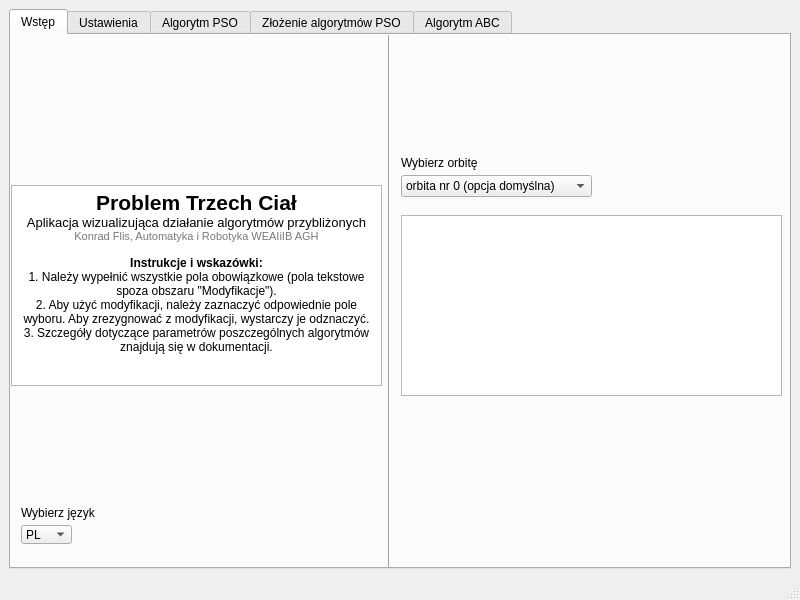
Above: gui_files/TBP_visualisation.ui from konradflis/TBP-GUiIO before the change. Below: the same form after it.
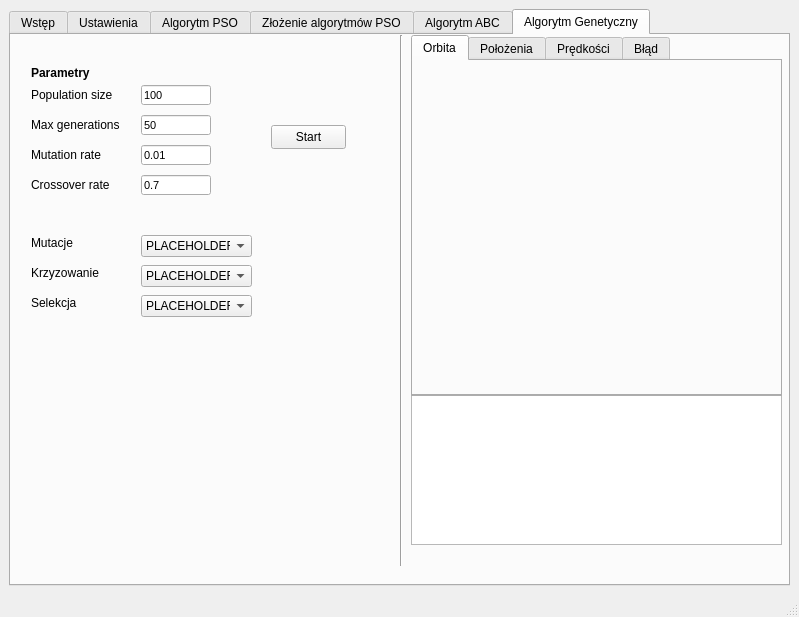
That is the form after the change. The open tabs and pages were chosen to show the change.

Commit message: GUI implementation for the gen_alg

```diff
--- a/gui_files/TBP_visualisation.ui
+++ b/gui_files/TBP_visualisation.ui
@@ -6,8 +6,8 @@
    <rect>
     <x>0</x>
     <y>0</y>
-    <width>800</width>
-    <height>600</height>
+    <width>799</width>
+    <height>617</height>
    </rect>
   </property>
   <property name="windowTitle">
@@ -118,17 +118,20 @@
         </property>
         <property name="html">
          <string>&lt;!DOCTYPE HTML PUBLIC &quot;-//W3C//DTD HTML 4.0//EN&quot; &quot;http://www.w3.org/TR/REC-html40/strict.dtd&quot;&gt;
-&lt;html&gt;&lt;head&gt;&lt;meta name=&quot;qrichtext&quot; content=&quot;1&quot; /&gt;&lt;style type=&quot;text/css&quot;&gt;
+&lt;html&gt;&lt;head&gt;&lt;meta name=&quot;qrichtext&quot; content=&quot;1&quot; /&gt;&lt;meta charset=&quot;utf-8&quot; /&gt;&lt;style type=&quot;text/css&quot;&gt;
 p, li { white-space: pre-wrap; }
-&lt;/style&gt;&lt;/head&gt;&lt;body style=&quot; font-family:'MS Shell Dlg 2'; font-size:7.875pt; font-weight:400; font-style:normal;&quot;&gt;
-&lt;p align=&quot;center&quot; style=&quot; margin-top:0px; margin-bottom:0px; margin-left:0px; margin-right:0px; -qt-block-indent:0; text-indent:0px;&quot;&gt;&lt;span style=&quot; font-family:'Segoe UI'; font-size:16pt; font-weight:696;&quot;&gt;Problem Trzech Ciał&lt;/span&gt;&lt;/p&gt;
-&lt;p align=&quot;center&quot; style=&quot; margin-top:0px; margin-bottom:0px; margin-left:0px; margin-right:0px; -qt-block-indent:0; text-indent:0px;&quot;&gt;&lt;span style=&quot; font-family:'Segoe UI'; font-size:10pt;&quot;&gt;Aplikacja wizualizująca działanie algorytmów przybliżonych&lt;/span&gt;&lt;/p&gt;
-&lt;p align=&quot;center&quot; style=&quot; margin-top:0px; margin-bottom:0px; margin-left:0px; margin-right:0px; -qt-block-indent:0; text-indent:0px;&quot;&gt;&lt;span style=&quot; font-family:'Segoe UI'; font-size:8pt; color:#787878;&quot;&gt;Konrad Flis, Automatyka i Robotyka WEAIiIB AGH&lt;/span&gt;&lt;/p&gt;
-&lt;p style=&quot;-qt-paragraph-type:empty; margin-top:0px; margin-bottom:0px; margin-left:0px; margin-right:0px; -qt-block-indent:0; text-indent:0px; font-family:'Segoe UI'; font-size:8pt; color:#949494;&quot;&gt;&lt;br /&gt;&lt;/p&gt;
-&lt;p align=&quot;center&quot; style=&quot; margin-top:0px; margin-bottom:0px; margin-left:0px; margin-right:0px; -qt-block-indent:0; text-indent:0px;&quot;&gt;&lt;span style=&quot; font-family:'Segoe UI'; font-size:9pt; font-weight:696;&quot;&gt;Instrukcje i wskazówki:&lt;/span&gt;&lt;/p&gt;
-&lt;p align=&quot;center&quot; style=&quot; margin-top:0px; margin-bottom:0px; margin-left:0px; margin-right:0px; -qt-block-indent:0; text-indent:0px;&quot;&gt;&lt;span style=&quot; font-family:'Segoe UI'; font-size:9pt;&quot;&gt;1. Należy wypełnić wszystkie pola obowiązkowe (pola tekstowe spoza obszaru &amp;quot;Modyfikacje&amp;quot;).&lt;/span&gt;&lt;/p&gt;
-&lt;p align=&quot;center&quot; style=&quot; margin-top:0px; margin-bottom:0px; margin-left:0px; margin-right:0px; -qt-block-indent:0; text-indent:0px;&quot;&gt;&lt;span style=&quot; font-family:'Segoe UI'; font-size:9pt;&quot;&gt;2. Aby użyć modyfikacji, należy zaznaczyć odpowiednie pole wyboru. Aby zrezygnować z modyfikacji, wystarczy je odznaczyć.&lt;/span&gt;&lt;/p&gt;
-&lt;p align=&quot;center&quot; style=&quot; margin-top:0px; margin-bottom:0px; margin-left:0px; margin-right:0px; -qt-block-indent:0; text-indent:0px;&quot;&gt;&lt;span style=&quot; font-family:'Segoe UI'; font-size:9pt;&quot;&gt;3. Szczegóły dotyczące parametrów poszczególnych algorytmów znajdują się w dokumentacji.&lt;/span&gt;&lt;/p&gt;&lt;/body&gt;&lt;/html&gt;</string>
+hr { height: 1px; border-width: 0; }
+li.unchecked::marker { content: &quot;\2610&quot;; }
+li.checked::marker { content: &quot;\2612&quot;; }
+&lt;/style&gt;&lt;/head&gt;&lt;body style=&quot; font-family:'Segoe UI'; font-size:9pt; font-weight:400; font-style:normal;&quot;&gt;
+&lt;p align=&quot;center&quot; style=&quot; margin-top:0px; margin-bottom:0px; margin-left:0px; margin-right:0px; -qt-block-indent:0; text-indent:0px;&quot;&gt;&lt;span style=&quot; font-size:16pt; font-weight:696;&quot;&gt;Problem Trzech Ciał&lt;/span&gt;&lt;/p&gt;
+&lt;p align=&quot;center&quot; style=&quot; margin-top:0px; margin-bottom:0px; margin-left:0px; margin-right:0px; -qt-block-indent:0; text-indent:0px;&quot;&gt;&lt;span style=&quot; font-size:10pt;&quot;&gt;Aplikacja wizualizująca działanie algorytmów przybliżonych&lt;/span&gt;&lt;/p&gt;
+&lt;p align=&quot;center&quot; style=&quot; margin-top:0px; margin-bottom:0px; margin-left:0px; margin-right:0px; -qt-block-indent:0; text-indent:0px;&quot;&gt;&lt;span style=&quot; font-size:8pt; color:#787878;&quot;&gt;Konrad Flis, Automatyka i Robotyka WEAIiIB AGH&lt;/span&gt;&lt;/p&gt;
+&lt;p style=&quot;-qt-paragraph-type:empty; margin-top:0px; margin-bottom:0px; margin-left:0px; margin-right:0px; -qt-block-indent:0; text-indent:0px; font-size:8pt; color:#949494;&quot;&gt;&lt;br /&gt;&lt;/p&gt;
+&lt;p align=&quot;center&quot; style=&quot; margin-top:0px; margin-bottom:0px; margin-left:0px; margin-right:0px; -qt-block-indent:0; text-indent:0px;&quot;&gt;&lt;span style=&quot; font-weight:696;&quot;&gt;Instrukcje i wskazówki:&lt;/span&gt;&lt;/p&gt;
+&lt;p align=&quot;center&quot; style=&quot; margin-top:0px; margin-bottom:0px; margin-left:0px; margin-right:0px; -qt-block-indent:0; text-indent:0px;&quot;&gt;1. Należy wypełnić wszystkie pola obowiązkowe (pola tekstowe spoza obszaru &amp;quot;Modyfikacje&amp;quot;).&lt;/p&gt;
+&lt;p align=&quot;center&quot; style=&quot; margin-top:0px; margin-bottom:0px; margin-left:0px; margin-right:0px; -qt-block-indent:0; text-indent:0px;&quot;&gt;2. Aby użyć modyfikacji, należy zaznaczyć odpowiednie pole wyboru. Aby zrezygnować z modyfikacji, wystarczy je odznaczyć.&lt;/p&gt;
+&lt;p align=&quot;center&quot; style=&quot; margin-top:0px; margin-bottom:0px; margin-left:0px; margin-right:0px; -qt-block-indent:0; text-indent:0px;&quot;&gt;3. Szczegóły dotyczące parametrów poszczególnych algorytmów znajdują się w dokumentacji.&lt;/p&gt;&lt;/body&gt;&lt;/html&gt;</string>
         </property>
        </widget>
        <widget class="QComboBox" name="comboBoxLanguage">
@@ -2124,6 +2127,361 @@
         </property>
        </widget>
       </widget>
+      <widget class="QWidget" name="genethic">
+       <attribute name="title">
+        <string>Algorytm Genetyczny</string>
+       </attribute>
+       <widget class="QTableWidget" name="GENresultTable">
+        <property name="geometry">
+         <rect>
+          <x>400</x>
+          <y>360</y>
+          <width>371</width>
+          <height>150</height>
+         </rect>
+        </property>
+        <property name="font">
+         <font>
+          <pointsize>8</pointsize>
+         </font>
+        </property>
+       </widget>
+       <widget class="QTabWidget" name="tabWidget_5">
+        <property name="geometry">
+         <rect>
+          <x>400</x>
+          <y>0</y>
+          <width>371</width>
+          <height>361</height>
+         </rect>
+        </property>
+        <property name="currentIndex">
+         <number>0</number>
+        </property>
+        <widget class="QWidget" name="GENtabOrbit">
+         <attribute name="title">
+          <string>Orbita</string>
+         </attribute>
+         <widget class="QWidget" name="gridLayoutWidget_17">
+          <property name="geometry">
+           <rect>
+            <x>-1</x>
+            <y>-1</y>
+            <width>371</width>
+            <height>341</height>
+           </rect>
+          </property>
+          <layout class="QGridLayout" name="gridOrbitGEN"/>
+         </widget>
+        </widget>
+        <widget class="QWidget" name="GENtabPosition">
+         <attribute name="title">
+          <string>Położenia</string>
+         </attribute>
+         <widget class="QWidget" name="gridLayoutWidget_18">
+          <property name="geometry">
+           <rect>
+            <x>-1</x>
+            <y>-1</y>
+            <width>371</width>
+            <height>341</height>
+           </rect>
+          </property>
+          <layout class="QGridLayout" name="gridPositionGEN"/>
+         </widget>
+        </widget>
+        <widget class="QWidget" name="GENtabVelocity">
+         <attribute name="title">
+          <string>Prędkości</string>
+         </attribute>
+         <widget class="QWidget" name="gridLayoutWidget_19">
+          <property name="geometry">
+           <rect>
+            <x>-1</x>
+            <y>-1</y>
+            <width>371</width>
+            <height>341</height>
+           </rect>
+          </property>
+          <layout class="QGridLayout" name="gridVelocityGEN"/>
+         </widget>
+        </widget>
+        <widget class="QWidget" name="GENtabError">
+         <attribute name="title">
+          <string>Błąd</string>
+         </attribute>
+         <widget class="QWidget" name="gridLayoutWidget_20">
+          <property name="geometry">
+           <rect>
+            <x>-1</x>
+            <y>-1</y>
+            <width>371</width>
+            <height>341</height>
+           </rect>
+          </property>
+          <layout class="QGridLayout" name="gridErrorGEN"/>
+         </widget>
+        </widget>
+       </widget>
+       <widget class="QLabel" name="label_31">
+        <property name="geometry">
+         <rect>
+          <x>20</x>
+          <y>30</y>
+          <width>71</width>
+          <height>16</height>
+         </rect>
+        </property>
+        <property name="font">
+         <font>
+          <bold>true</bold>
+         </font>
+        </property>
+        <property name="text">
+         <string>Parametry</string>
+        </property>
+       </widget>
+       <widget class="QLabel" name="label_34">
+        <property name="geometry">
+         <rect>
+          <x>20</x>
+          <y>50</y>
+          <width>90</width>
+          <height>20</height>
+         </rect>
+        </property>
+        <property name="text">
+         <string>Population size</string>
+        </property>
+       </widget>
+       <widget class="QLabel" name="label_35">
+        <property name="geometry">
+         <rect>
+          <x>20</x>
+          <y>80</y>
+          <width>90</width>
+          <height>20</height>
+         </rect>
+        </property>
+        <property name="text">
+         <string>Max generations</string>
+        </property>
+       </widget>
+       <widget class="QLabel" name="label_36">
+        <property name="geometry">
+         <rect>
+          <x>20</x>
+          <y>110</y>
+          <width>90</width>
+          <height>20</height>
+         </rect>
+        </property>
+        <property name="text">
+         <string>Mutation rate</string>
+        </property>
+       </widget>
+       <widget class="QLabel" name="label_37">
+        <property name="geometry">
+         <rect>
+          <x>20</x>
+          <y>140</y>
+          <width>90</width>
+          <height>20</height>
+         </rect>
+        </property>
+        <property name="text">
+         <string>Crossover rate</string>
+        </property>
+       </widget>
+       <widget class="QLineEdit" name="GEN_pop_size">
+        <property name="geometry">
+         <rect>
+          <x>130</x>
+          <y>50</y>
+          <width>70</width>
+          <height>20</height>
+         </rect>
+        </property>
+        <property name="font">
+         <font>
+          <pointsize>8</pointsize>
+         </font>
+        </property>
+        <property name="text">
+         <string>100</string>
+        </property>
+       </widget>
+       <widget class="QLineEdit" name="GEN_max_gen">
+        <property name="geometry">
+         <rect>
+          <x>130</x>
+          <y>80</y>
+          <width>70</width>
+          <height>20</height>
+         </rect>
+        </property>
+        <property name="font">
+         <font>
+          <pointsize>8</pointsize>
+         </font>
+        </property>
+        <property name="text">
+         <string>50</string>
+        </property>
+       </widget>
+       <widget class="QLineEdit" name="GEN_mut_rate">
+        <property name="geometry">
+         <rect>
+          <x>130</x>
+          <y>110</y>
+          <width>70</width>
+          <height>20</height>
+         </rect>
+        </property>
+        <property name="font">
+         <font>
+          <pointsize>8</pointsize>
+         </font>
+        </property>
+        <property name="text">
+         <string>0.01</string>
+        </property>
+       </widget>
+       <widget class="QLineEdit" name="GEN_cross_rate">
+        <property name="geometry">
+         <rect>
+          <x>130</x>
+          <y>140</y>
+          <width>70</width>
+          <height>20</height>
+         </rect>
+        </property>
+        <property name="font">
+         <font>
+          <pointsize>8</pointsize>
+         </font>
+        </property>
+        <property name="text">
+         <string>0.7</string>
+        </property>
+       </widget>
+       <widget class="QComboBox" name="GEN_mutations">
+        <property name="geometry">
+         <rect>
+          <x>130</x>
+          <y>200</y>
+          <width>111</width>
+          <height>22</height>
+         </rect>
+        </property>
+        <property name="currentText">
+         <string>PLACEHOLDER</string>
+        </property>
+        <item>
+         <property name="text">
+          <string>PLACEHOLDER</string>
+         </property>
+        </item>
+       </widget>
+       <widget class="QLabel" name="label_38">
+        <property name="geometry">
+         <rect>
+          <x>20</x>
+          <y>200</y>
+          <width>91</width>
+          <height>16</height>
+         </rect>
+        </property>
+        <property name="text">
+         <string>Mutacje</string>
+        </property>
+       </widget>
+       <widget class="QLabel" name="label_39">
+        <property name="geometry">
+         <rect>
+          <x>20</x>
+          <y>230</y>
+          <width>91</width>
+          <height>16</height>
+         </rect>
+        </property>
+        <property name="text">
+         <string>Krzyzowanie</string>
+        </property>
+       </widget>
+       <widget class="QComboBox" name="GEN_cross">
+        <property name="geometry">
+         <rect>
+          <x>130</x>
+          <y>230</y>
+          <width>111</width>
+          <height>22</height>
+         </rect>
+        </property>
+        <property name="currentText">
+         <string>PLACEHOLDER</string>
+        </property>
+        <item>
+         <property name="text">
+          <string>PLACEHOLDER</string>
+         </property>
+        </item>
+       </widget>
+       <widget class="QLabel" name="label_51">
+        <property name="geometry">
+         <rect>
+          <x>20</x>
+          <y>260</y>
+          <width>91</width>
+          <height>16</height>
+         </rect>
+        </property>
+        <property name="text">
+         <string>Selekcja</string>
+        </property>
+       </widget>
+       <widget class="QComboBox" name="GEN_selection">
+        <property name="geometry">
+         <rect>
+          <x>130</x>
+          <y>260</y>
+          <width>111</width>
+          <height>22</height>
+         </rect>
+        </property>
+        <item>
+         <property name="text">
+          <string>PLACEHOLDER</string>
+         </property>
+        </item>
+       </widget>
+       <widget class="QPushButton" name="GEN_Start">
+        <property name="geometry">
+         <rect>
+          <x>260</x>
+          <y>90</y>
+          <width>75</width>
+          <height>24</height>
+         </rect>
+        </property>
+        <property name="text">
+         <string>Start</string>
+        </property>
+       </widget>
+       <widget class="Line" name="line_6">
+        <property name="geometry">
+         <rect>
+          <x>380</x>
+          <y>0</y>
+          <width>20</width>
+          <height>531</height>
+         </rect>
+        </property>
+        <property name="orientation">
+         <enum>Qt::Vertical</enum>
+        </property>
+       </widget>
+      </widget>
      </widget>
     </item>
    </layout>
```
Left out of the diff: 8 changed lines with no effect on the pictures. The commit also changes 3 other files.
